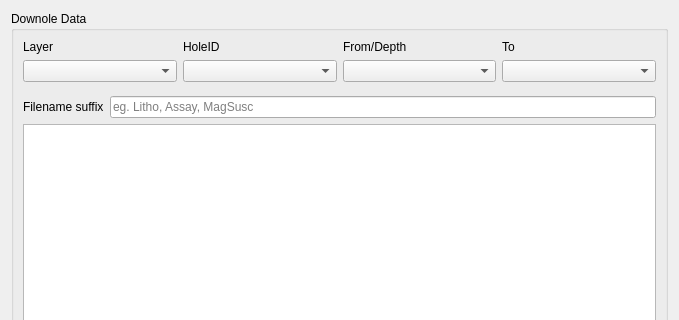
First picture: the form in drilltrace_dialog_base.ui, repository rolandhill/geoscience, before the edit; both pictures show x 0 to 679 and y 0 to 320 of the 679 by 540 pixel window.
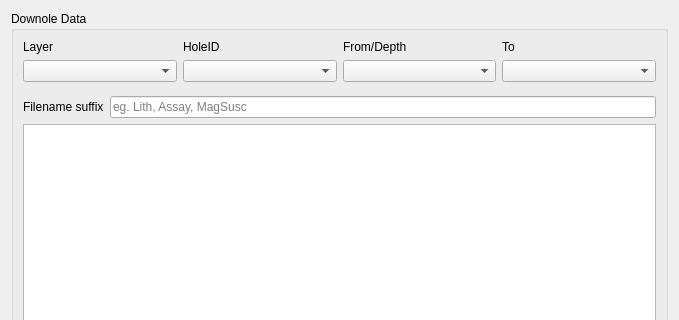
Second picture: the form after the edit. Custom widgets are drawn as their Qt base class.

```diff
--- a/drilltrace_dialog_base.ui
+++ b/drilltrace_dialog_base.ui
@@ -99,7 +99,7 @@
         <item>
          <widget class="QLineEdit" name="teSuffix">
           <property name="placeholderText">
-           <string>eg. Litho, Assay, MagSusc</string>
+           <string>eg. Lith, Assay, MagSusc</string>
           </property>
          </widget>
         </item>
```
